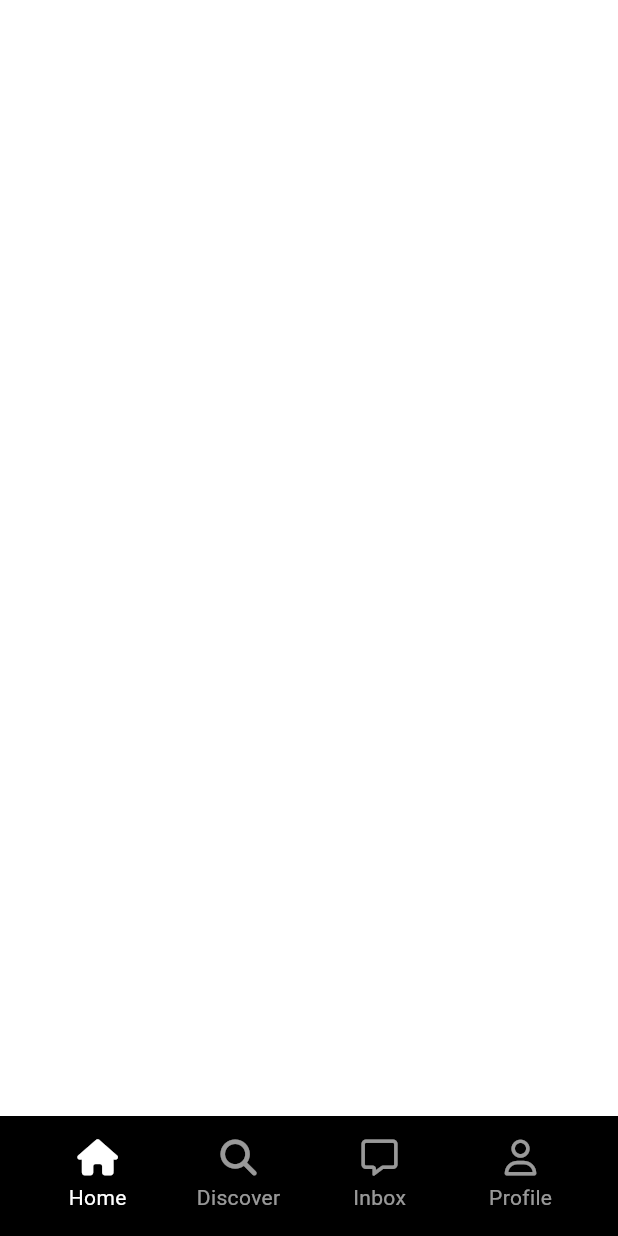
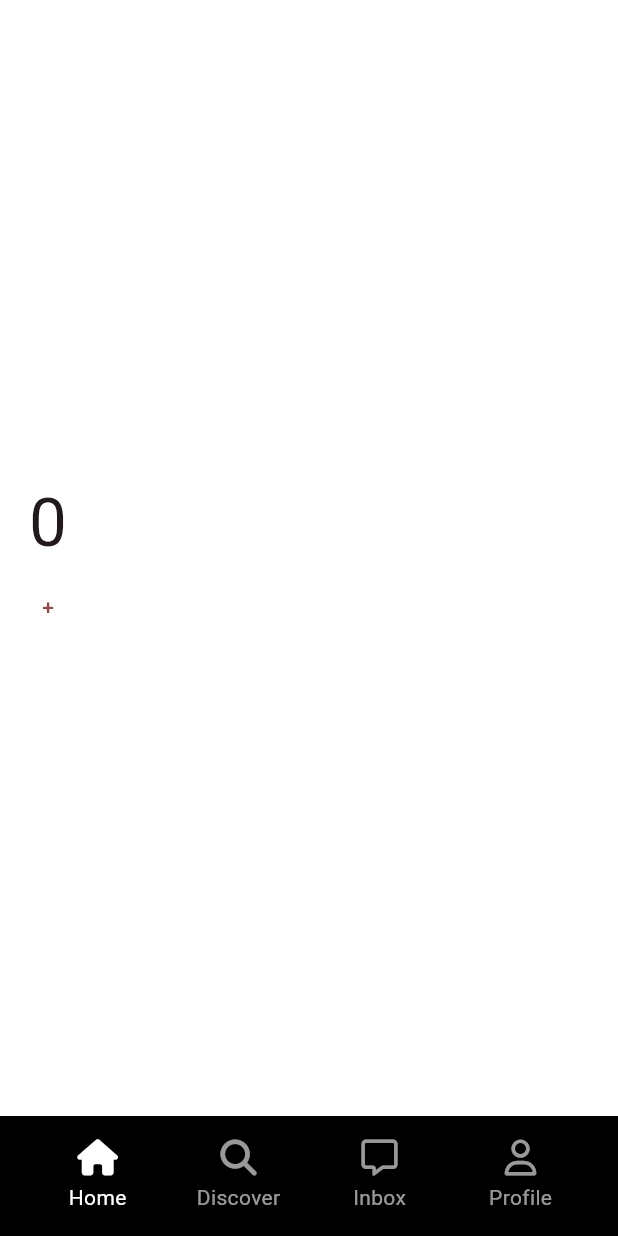
Before and after one commit to decembaek/tiktok_clone, a Flutter app: the screen it shows after launch, on a phone screen of 412 x 824 dp. Run offline on Flutter 3.47's test engine with Material 3 defaults, Android fonts, the phone set to English and light mode, and no system bars; our stand-ins replace font_awesome_flutter.

Commit message:
nomad 6.6 07:56,, Key Screen study

```diff
--- a/lib/features/main_navigation/main_navigation_screen.dart
+++ b/lib/features/main_navigation/main_navigation_screen.dart
@@ -3,6 +3,7 @@ import 'package:flutter/material.dart';
 import 'package:font_awesome_flutter/font_awesome_flutter.dart';
 import 'package:tiktok_clone/constants/gaps.dart';
 import 'package:tiktok_clone/constants/sizes.dart';
+import 'package:tiktok_clone/features/main_navigation/stf_screen.dart';
 import 'package:tiktok_clone/features/main_navigation/widgets/nav_tab.dart';
 
 class MainNavigationScreen extends StatefulWidget {
@@ -16,20 +17,23 @@ class _MainNavigationScreenState extends State<MainNavigationScreen> {
   int _selectedIndex = 0;
 
   final screens = [
+    StfScreen(key: GlobalKey()),
+    StfScreen(key: GlobalKey()),
+    Container(),
+    StfScreen(key: GlobalKey()),
+    StfScreen(key: GlobalKey()),
     const Center(
       child: Text("Home"),
     ),
     const Center(
-      child: Text("Search"),
+      child: Text("Discover"),
+    ),
+    Container(),
+    const Center(
+      child: Text("InBox"),
     ),
     const Center(
-      child: Text("1"),
-    ),
-    const Center(
-      child: Text("2"),
-    ),
-    const Center(
-      child: Text("3"),
+      child: Text("Profile"),
     ),
   ];
 
@@ -42,6 +46,8 @@ class _MainNavigationScreenState extends State<MainNavigationScreen> {
   @override
   Widget build(BuildContext context) {
     return Scaffold(
+      // body: screens[_selectedIndex],
+      body: screens.elementAt(_selectedIndex),
       bottomNavigationBar: BottomAppBar(
         color: Colors.black,
         child: Padding(
@@ -53,24 +59,28 @@ class _MainNavigationScreenState extends State<MainNavigationScreen> {
                 text: "Home",
                 isSelected: _selectedIndex == 0,
                 icon: FontAwesomeIcons.house,
+                selectedIcon: FontAwesomeIcons.house,
                 onTap: () => _onTap(0),
               ),
               NavTab(
                 text: "Discover",
                 isSelected: _selectedIndex == 1,
                 icon: FontAwesomeIcons.magnifyingGlass,
+                selectedIcon: FontAwesomeIcons.compass,
                 onTap: () => _onTap(1),
               ),
               NavTab(
                 text: "Inbox",
                 isSelected: _selectedIndex == 3,
                 icon: FontAwesomeIcons.message,
+                selectedIcon: FontAwesomeIcons.solidMessage,
                 onTap: () => _onTap(3),
               ),
               NavTab(
                 text: "Profile",
                 isSelected: _selectedIndex == 4,
                 icon: FontAwesomeIcons.user,
+                selectedIcon: FontAwesomeIcons.solidUser,
                 onTap: () => _onTap(4),
               ),
               // Column(
--- /dev/null
+++ b/lib/features/main_navigation/stf_screen.dart
@@ -0,0 +1,35 @@
+import 'package:flutter/material.dart';
+
+class StfScreen extends StatefulWidget {
+  const StfScreen({super.key});
+
+  @override
+  State<StfScreen> createState() => _StfScreenState();
+}
+
+class _StfScreenState extends State<StfScreen> {
+  int _clicks = 0;
+
+  void _increase() {
+    setState(() {
+      _clicks = _clicks + 1;
+    });
+  }
+
+  @override
+  Widget build(BuildContext context) {
+    return Column(
+      mainAxisAlignment: MainAxisAlignment.center,
+      children: [
+        Text(
+          "$_clicks",
+          style: const TextStyle(fontSize: 45),
+        ),
+        TextButton(
+          onPressed: _increase,
+          child: const Text("+"),
+        ),
+      ],
+    );
+  }
+}
--- a/lib/features/main_navigation/widgets/nav_tab.dart
+++ b/lib/features/main_navigation/widgets/nav_tab.dart
@@ -9,11 +9,16 @@ class NavTab extends StatelessWidget {
     required this.isSelected,
     required this.icon,
     required this.onTap,
+    required this.selectedIcon,
   });
 
   final String text;
+
   final bool isSelected;
+
   final IconData icon;
+  final IconData selectedIcon;
+
   final Function onTap;
 
   @override
@@ -33,7 +38,7 @@ class NavTab extends StatelessWidget {
               children: [
                 FaIcon(
                   // FontAwesomeIcons.house,
-                  icon,
+                  isSelected ? selectedIcon : icon,
                   color: Colors.white,
                 ),
                 Gaps.v5,
```
